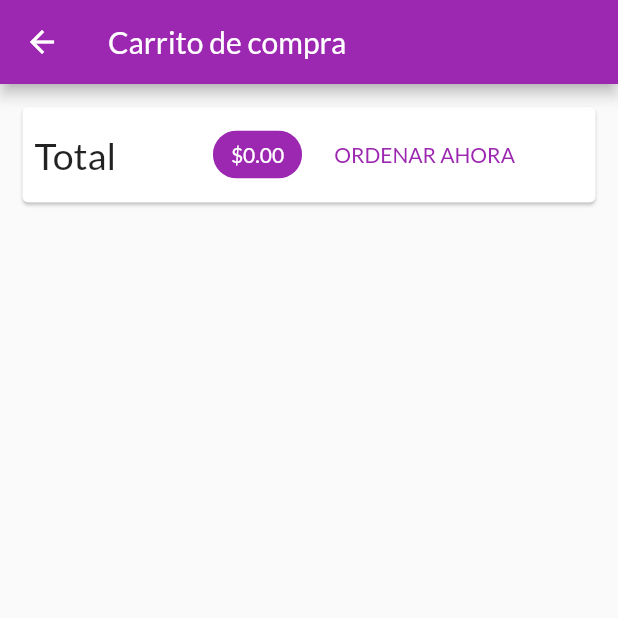
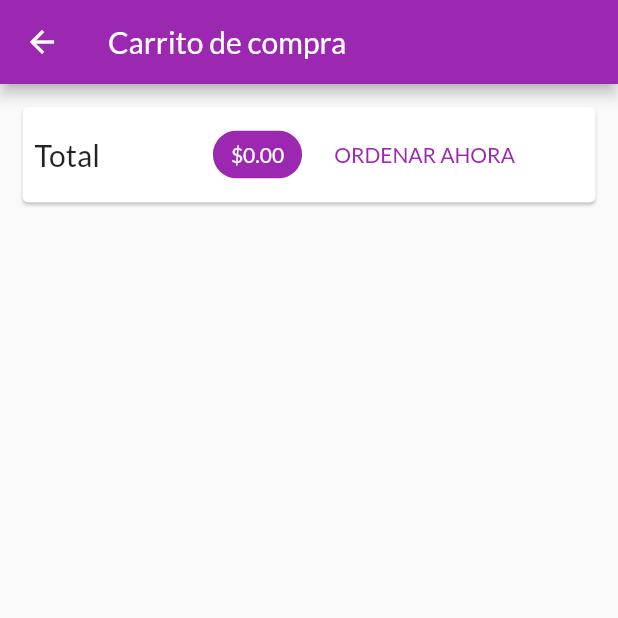
Before and after one commit to DIMM96/APP--FLUTTER--MB, a Flutter app: the CartScreen screen opened by its route, on a phone screen of 412 x 824 dp, the top half of it. Run offline on Flutter 3.47's test engine with Material 2 defaults, Android fonts, the phone set to English and light mode, and no system bars; network calls fail.

Commit message:
Se cambia tamaño de pantalla

```diff
--- a/main_flutter_mbmakeup/lib/screens/cart_screen.dart
+++ b/main_flutter_mbmakeup/lib/screens/cart_screen.dart
@@ -1,6 +1,5 @@
 //ESTA ES LA PANTALLA DEL CARRITO DE COMPRA, ESTA EL TOTAL Y LOS PRODUCTOS AGREGADOS AL CARRITO
 //Se pueden modificar los textos, cantidad de decimales, etc.
-
 import 'package:flutter/material.dart';
 import 'package:provider/provider.dart';
 
@@ -29,7 +28,7 @@ class CartScreen extends StatelessWidget {
                 children: <Widget>[
                   Text(
                     'Total',
-                    style: TextStyle(fontSize: 25),
+                    style: TextStyle(fontSize: 20),
                   ),
                   Spacer(),
                   Chip(
@@ -56,7 +55,7 @@ class CartScreen extends StatelessWidget {
               ),
             ),
           ),
-          SizedBox(height: 10), //Tamaño Pantalla
+          SizedBox(height: 15), //Tamaño Pantalla
           Expanded(
             child: ListView.builder(
               itemCount: cart.items.length,
```
